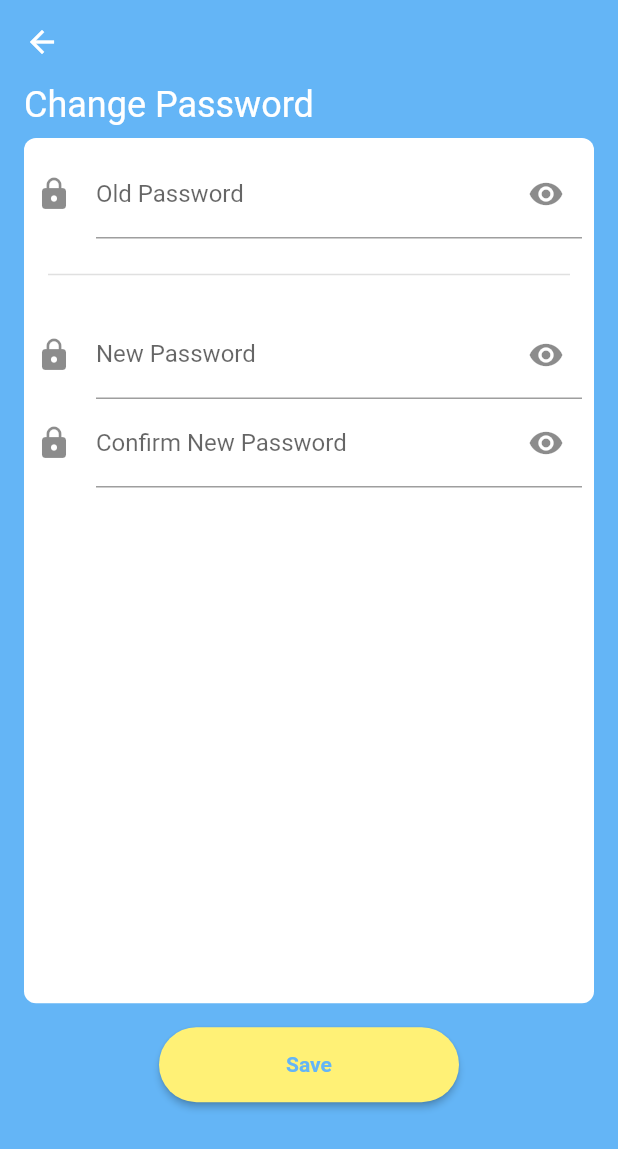
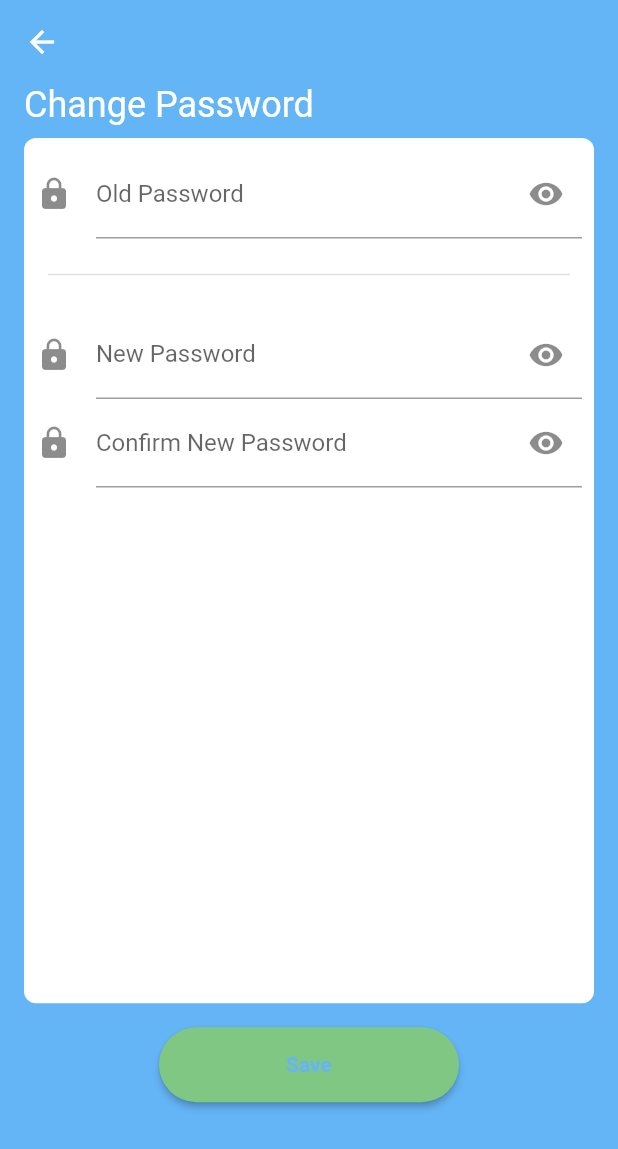
Before and after one commit to qonythazu/revisiPAPB, a Flutter app: the ChangePasswordMaster screen opened directly, on a phone screen of 412 x 824 dp. Shown: the top 1149 px of the screen. Run offline on Flutter 3.47's test engine with Material 2 defaults, Android fonts, the phone set to English and light mode, and no system bars.

Commit message:
Edit my button

```diff
--- a/lib/changepassword.dart
+++ b/lib/changepassword.dart
@@ -49,7 +49,13 @@ class _ChangePasswordMasterState extends State<ChangePasswordMaster> {
                 ],
               ),
             ),
-            Center(child: MyButton(text: "Save", onPressed: (){}))
+            Center(
+              child: MyButton(
+                text: "Save",
+                onPressed: (){},
+                color: Colors.green.shade300,
+              )
+            )
           ],
         ),
       ),
--- a/lib/generatepassword.dart
+++ b/lib/generatepassword.dart
@@ -54,7 +54,8 @@ class _GeneratePasswordState extends State<GeneratePassword> {
                 "Select",
                 onPressed: (){
                   Navigator.pop(context, generatedPassword);
-                }
+                },
+                color: Colors.green.shade300,
               ),
             )
           ],
--- a/lib/main.dart
+++ b/lib/main.dart
@@ -110,7 +110,8 @@ class _LoginPageState extends State<LoginPage> {
                             builder: (context) => FolderList()
                           )
                         );
-                      }
+                      },
+                      color: Colors.yellow.shade300,
                     )
                   ],
                 ),
@@ -220,7 +221,8 @@ class _RegisterPageState extends State<RegisterPage> {
                             builder: (context) => FolderList()
                           )
                         );
-                      }
+                      },
+                      color: Colors.yellow.shade300,
                     )
                   ],
                 ),
--- a/lib/widget/my_button.dart
+++ b/lib/widget/my_button.dart
@@ -7,11 +7,13 @@ class MyButton extends StatefulWidget {
   const MyButton(
     {super.key,
     required this.text,
-    required this.onPressed
+    required this.onPressed,
+    required this.color
     }
   );
   final String text;
   final GestureTapCallback onPressed;
+  final Color color;
 
   @override
   State<MyButton> createState() => _MyButtonState();
@@ -25,7 +27,7 @@ class _MyButtonState extends State<MyButton> {
       child: ElevatedButton(
         onPressed: widget.onPressed,
         style: ElevatedButton.styleFrom(
-          backgroundColor: Colors.yellow.shade300,
+          backgroundColor: widget.color,
           shape: const StadiumBorder(),
           minimumSize: const Size(200, 50)
         ),
```
Also changed, not shown: lib/nambahform.dart (+7 -1 lines).
